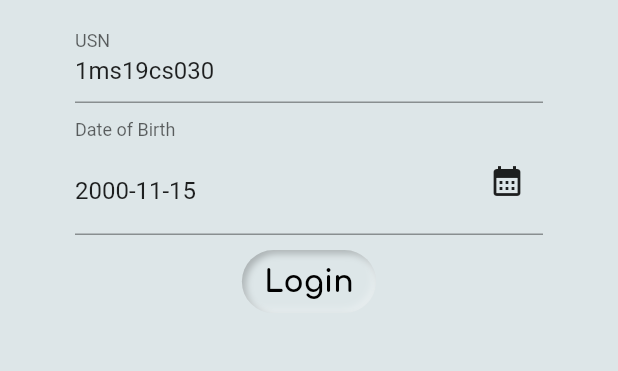
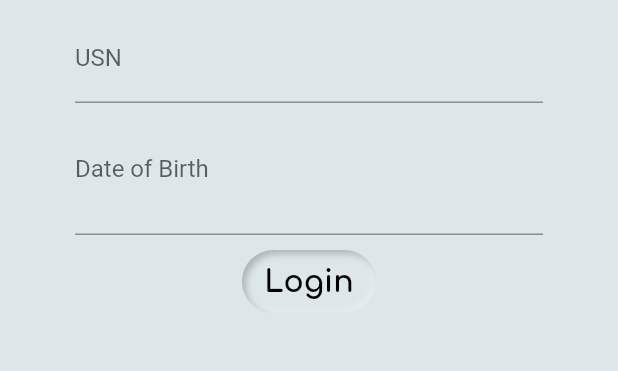
Before and after one commit to nandanhere/officialConnect, a Flutter app: the screen it shows after launch, after a tap on the "chevron right" icon, on a phone screen of 412 x 824 dp, the part 532-903 px from its top. Run offline on Flutter 3.47's test engine with Material 2 defaults, Android fonts, the light colour scheme and no system bars; drawn by our look-alikes of flutter_neumorphic; our stand-ins replace auto_size_text, cached_network_image, flutter_spinkit, font_awesome_flutter, shared_preferences, syncfusion_flutter_charts and 1 more; missing offline and left inert: syncfusion_flutter_core.

Commit message:
semi-final-build with most things intact

```diff
--- a/lib/Screens/LoginScreen.dart
+++ b/lib/Screens/LoginScreen.dart
@@ -114,8 +114,8 @@
     // usnController.text = "1MS21CS035-T";
     // dobController.text = "2003-06-11";
     // prateek
-    usnController.text = "1ms19cs030";
-    dobController.text = "2000-11-15";
+    // usnController.text = "1ms19cs030";
+    // dobController.text = "2000-11-15";
     // nadnan
     // usnController.text = "1ms19is076";
     // dobController.text = "2000-12-08";
```
